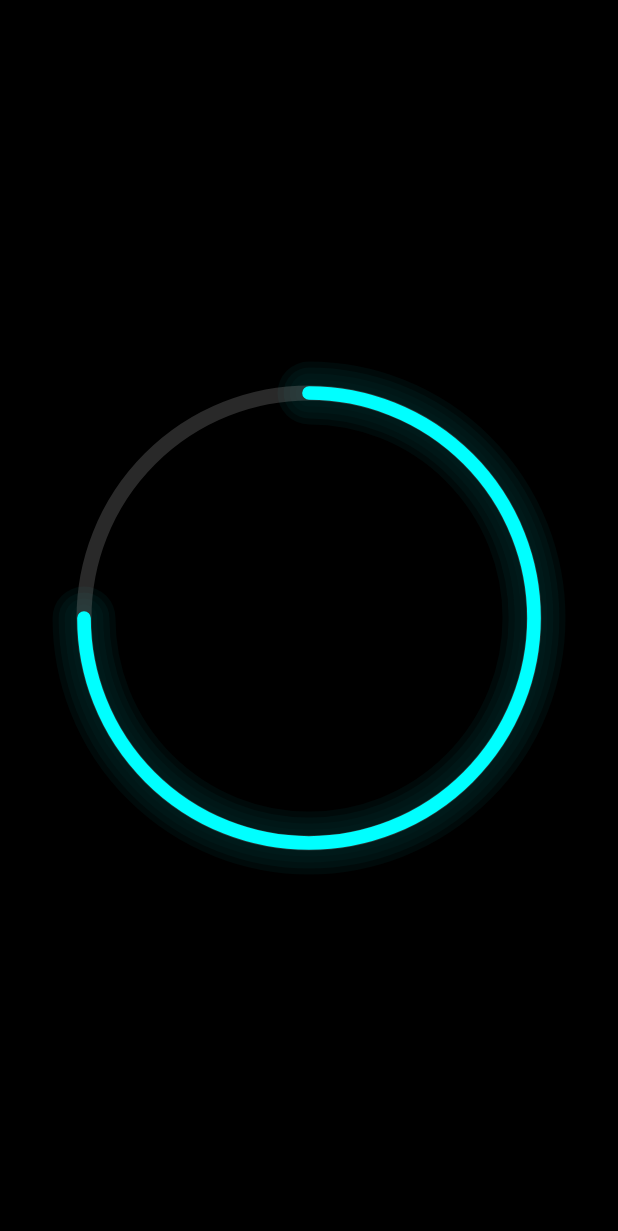
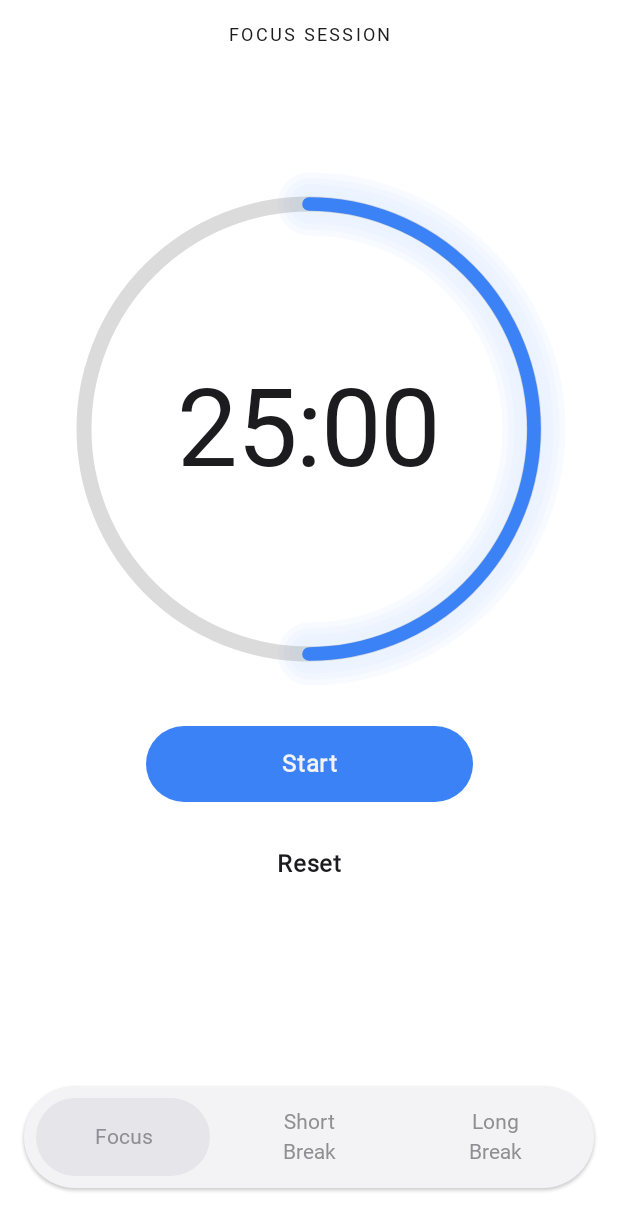
Before and after one commit to NabilBasriH/ChronoGlow, an Android app built with Jetpack Compose: the screen it shows after launch (MainActivity), on a phone screen of 412 x 824 dp. Shown: the top 1231 px of the screen. Run offline under Robolectric (Android 15) with nearby library versions, the light colour scheme and no system bars; our stand-ins replace Dagger/Hilt's generated code; Roboto replaces fonts that are not available here.

Commit message:
style: refactor all UI components to use the new typography and theme

```diff
--- a/app/src/main/java/com/nbh/chronoglow/presentation/core/ControlButtons.kt
+++ b/app/src/main/java/com/nbh/chronoglow/presentation/core/ControlButtons.kt
@@ -1,29 +1,26 @@
 package com.nbh.chronoglow.presentation.core
 
-import androidx.compose.foundation.background
 import androidx.compose.foundation.layout.Arrangement
 import androidx.compose.foundation.layout.Column
-import androidx.compose.foundation.layout.fillMaxSize
 import androidx.compose.foundation.layout.padding
 import androidx.compose.foundation.layout.width
 import androidx.compose.material3.Button
 import androidx.compose.material3.ButtonDefaults
+import androidx.compose.material3.MaterialTheme
 import androidx.compose.material3.Text
 import androidx.compose.runtime.Composable
 import androidx.compose.ui.Alignment
 import androidx.compose.ui.Modifier
 import androidx.compose.ui.graphics.Color
-import androidx.compose.ui.text.font.FontWeight
+import androidx.compose.ui.res.stringResource
 import androidx.compose.ui.tooling.preview.Preview
 import androidx.compose.ui.unit.dp
-import androidx.compose.ui.unit.sp
+import com.nbh.chronoglow.R
 
 @Composable
 fun ControlButtons(modifier: Modifier = Modifier, isRunning: Boolean, onStart: () -> Unit, onPause: () -> Unit, onReset: () -> Unit) {
     Column(
-        modifier = modifier
-            .fillMaxSize()
-            .background(Color.Black),
+        modifier = modifier,
         horizontalAlignment = Alignment.CenterHorizontally,
         verticalArrangement = Arrangement.Center
     ) {
@@ -32,14 +29,13 @@ fun ControlButtons(modifier: Modifier = Modifier, isRunning: Boolean, onStart: (
                 .width(250.dp)
                 .padding(16.dp),
             onClick = { if (isRunning) onStart() else onPause() },
-            colors = ButtonDefaults.buttonColors(containerColor = Color(0xFF3B81F4))
+            colors = ButtonDefaults.buttonColors(containerColor = MaterialTheme.colorScheme.primary)
         ) {
             Text(
                 modifier = Modifier.padding(8.dp),
-                text = if (isRunning) "Start" else "Pause",
-                fontSize = 16.sp,
-                fontFamily = Roboto,
-                fontWeight = FontWeight.Normal
+                text = if (isRunning) stringResource(R.string.start) else stringResource(R.string.pause),
+                style = MaterialTheme.typography.labelLarge,
+                color = MaterialTheme.colorScheme.surface
             )
 
         }
@@ -49,10 +45,9 @@ fun ControlButtons(modifier: Modifier = Modifier, isRunning: Boolean, onStart: (
         ) {
             Text(
                 modifier = Modifier.padding(8.dp),
-                text = "Reset",
-                fontSize = 16.sp,
-                fontFamily = Roboto,
-                fontWeight = FontWeight.Normal
+                text = stringResource(R.string.reset),
+                style = MaterialTheme.typography.labelLarge,
+                color = MaterialTheme.colorScheme.onSurface
             )
         }
     }
--- a/app/src/main/java/com/nbh/chronoglow/presentation/core/GlowRing.kt
+++ b/app/src/main/java/com/nbh/chronoglow/presentation/core/GlowRing.kt
@@ -11,10 +11,6 @@ import androidx.compose.foundation.layout.fillMaxSize
 import androidx.compose.foundation.layout.size
 import androidx.compose.runtime.Composable
 import androidx.compose.runtime.getValue
-import androidx.compose.runtime.mutableFloatStateOf
-import androidx.compose.runtime.mutableStateOf
-import androidx.compose.runtime.remember
-import androidx.compose.runtime.setValue
 import androidx.compose.ui.Alignment
 import androidx.compose.ui.Modifier
 import androidx.compose.ui.graphics.Color
@@ -29,7 +25,7 @@ import com.nbh.chronoglow.ui.theme.ChronoGlowTheme
 fun GlowRing(
     modifier: Modifier = Modifier,
     progress: Float,
-    ringColor: Color = Color.Cyan,
+    ringColor: Color,
     ringThickness: Dp = 10.dp
 ) {
     val animatedProgress by animateFloatAsState(
@@ -70,12 +66,6 @@ fun GlowRing(
     }
 }
 
-@Composable
-fun TimerRing(modifier: Modifier = Modifier) {
-    var isRunning by remember { mutableStateOf(false) }
-    var progress by remember { mutableFloatStateOf(0f) }
-}
-
 @Preview(showSystemUi = true)
 @Composable
 private fun GlowRingPreview() {
@@ -87,7 +77,7 @@ private fun GlowRingPreview() {
             verticalArrangement = Arrangement.Center,
             horizontalAlignment = Alignment.CenterHorizontally
         ) {
-            GlowRing(progress = 0.5f, modifier = Modifier.size(200.dp))
+            GlowRing(progress = 0.5f, ringColor = Color(0xFF3B82F6), modifier = Modifier.size(200.dp))
         }
     }
 }
--- a/app/src/main/java/com/nbh/chronoglow/presentation/core/SessionSelector.kt
+++ b/app/src/main/java/com/nbh/chronoglow/presentation/core/SessionSelector.kt
@@ -12,22 +12,28 @@ import androidx.compose.material3.Button
 import androidx.compose.material3.ButtonDefaults
 import androidx.compose.material3.CardDefaults
 import androidx.compose.material3.ElevatedCard
+import androidx.compose.material3.MaterialTheme
 import androidx.compose.material3.Text
 import androidx.compose.runtime.Composable
 import androidx.compose.ui.Modifier
 import androidx.compose.ui.graphics.Color
+import androidx.compose.ui.res.stringResource
 import androidx.compose.ui.text.style.TextAlign
 import androidx.compose.ui.tooling.preview.Preview
 import androidx.compose.ui.unit.dp
+import com.nbh.chronoglow.R
 import com.nbh.chronoglow.domain.model.SessionMode
 import com.nbh.chronoglow.domain.model.SessionMode.FOCUS
+import com.nbh.chronoglow.domain.model.SessionMode.LONG_BREAK
+import com.nbh.chronoglow.domain.model.SessionMode.SHORT_BREAK
+import com.nbh.chronoglow.ui.theme.ChronoGlowTheme
 
 @Composable
 fun SessionSelector(modifier: Modifier = Modifier, sessionMode: SessionMode) {
     ElevatedCard(
         modifier = modifier.padding(16.dp),
         shape = RoundedCornerShape(50.dp),
-        colors = CardDefaults.elevatedCardColors(containerColor = Color.Black)
+        colors = CardDefaults.elevatedCardColors(containerColor = MaterialTheme.colorScheme.surface)
     ) {
         Row(
             modifier = Modifier
@@ -43,13 +49,15 @@ fun SessionSelector(modifier: Modifier = Modifier, sessionMode: SessionMode) {
                 onClick = {},
                 colors = ButtonDefaults.buttonColors(
                     containerColor =
-                        if (sessionMode == FOCUS) Color.Transparent else Color.Gray
+                        if (sessionMode == FOCUS) MaterialTheme.colorScheme.surfaceVariant else Color.Transparent
                 )
             ) {
                 Text(
-                    text = "Focus",
+                    text = stringResource(R.string.focus),
                     textAlign = TextAlign.Center,
-                    modifier = Modifier.fillMaxWidth()
+                    modifier = Modifier.fillMaxWidth(),
+                    style = MaterialTheme.typography.bodyMedium,
+                    color = MaterialTheme.colorScheme.onSurfaceVariant
                 )
             }
             Button(
@@ -59,13 +67,15 @@ fun SessionSelector(modifier: Modifier = Modifier, sessionMode: SessionMode) {
                 onClick = {},
                 colors = ButtonDefaults.buttonColors(
                     containerColor =
-                        if (sessionMode == FOCUS) Color.Transparent else Color.Gray
+                        if (sessionMode == SHORT_BREAK) Color.Gray else Color.Transparent
                 )
             ) {
                 Text(
-                    text = "Short Break",
+                    text = stringResource(R.string.short_break),
                     textAlign = TextAlign.Center,
-                    modifier = Modifier.fillMaxWidth()
+                    modifier = Modifier.fillMaxWidth(),
+                    style = MaterialTheme.typography.bodyMedium,
+                    color = MaterialTheme.colorScheme.onSurfaceVariant
                 )
             }
             Button(
@@ -75,13 +85,15 @@ fun SessionSelector(modifier: Modifier = Modifier, sessionMode: SessionMode) {
                 onClick = {},
                 colors = ButtonDefaults.buttonColors(
                     containerColor =
-                        if (sessionMode == FOCUS) Color.Transparent else Color.Gray
+                        if (sessionMode == LONG_BREAK) Color.Gray else Color.Transparent
                 )
             ) {
                 Text(
-                    text = "Long Break",
+                    text = stringResource(R.string.long_break),
                     textAlign = TextAlign.Center,
-                    modifier = Modifier.fillMaxWidth()
+                    modifier = Modifier.fillMaxWidth(),
+                    style = MaterialTheme.typography.bodyMedium,
+                    color = MaterialTheme.colorScheme.onSurfaceVariant
                 )
             }
         }
@@ -91,5 +103,7 @@ fun SessionSelector(modifier: Modifier = Modifier, sessionMode: SessionMode) {
 @Preview(showSystemUi = true)
 @Composable
 private fun SessionSelectorPreview() {
-    SessionSelector(sessionMode = FOCUS)
+    ChronoGlowTheme {
+        SessionSelector(sessionMode = FOCUS)
+    }
 }
--- a/app/src/main/java/com/nbh/chronoglow/presentation/core/SessionTitle.kt
+++ b/app/src/main/java/com/nbh/chronoglow/presentation/core/SessionTitle.kt
@@ -1,11 +1,14 @@
 package com.nbh.chronoglow.presentation.core
 
 import androidx.compose.foundation.layout.fillMaxWidth
+import androidx.compose.material3.MaterialTheme
 import androidx.compose.material3.Text
 import androidx.compose.runtime.Composable
 import androidx.compose.ui.Modifier
+import androidx.compose.ui.res.stringResource
 import androidx.compose.ui.text.style.TextAlign
 import androidx.compose.ui.tooling.preview.Preview
+import com.nbh.chronoglow.R
 import com.nbh.chronoglow.domain.model.SessionMode
 import com.nbh.chronoglow.domain.model.SessionMode.FOCUS
 import com.nbh.chronoglow.domain.model.SessionMode.LONG_BREAK
@@ -16,11 +19,13 @@ fun SessionTitle(modifier: Modifier = Modifier, sessionMode: SessionMode) {
     Text(
         modifier = modifier.fillMaxWidth(),
         text = when (sessionMode) {
-            FOCUS -> "FOCUS SESSION"
-            SHORT_BREAK -> "SHORT BREAK"
-            LONG_BREAK -> "LONG BREAK"
+            FOCUS -> stringResource(R.string.focus_session)
+            SHORT_BREAK -> stringResource(R.string.short_break).uppercase()
+            LONG_BREAK -> stringResource(R.string.long_break).uppercase()
         },
-        textAlign = TextAlign.Center
+        textAlign = TextAlign.Center,
+        style = MaterialTheme.typography.labelMedium,
+        color = MaterialTheme.colorScheme.onBackground
     )
 }
 
--- a/app/src/main/java/com/nbh/chronoglow/presentation/core/TimerText.kt
+++ b/app/src/main/java/com/nbh/chronoglow/presentation/core/TimerText.kt
@@ -1,11 +1,11 @@
 package com.nbh.chronoglow.presentation.core
 
 import androidx.compose.foundation.layout.Box
+import androidx.compose.material3.MaterialTheme
 import androidx.compose.material3.Text
 import androidx.compose.runtime.Composable
 import androidx.compose.ui.Alignment
 import androidx.compose.ui.Modifier
-import androidx.compose.ui.graphics.Color
 import androidx.compose.ui.tooling.preview.Preview
 import com.nbh.chronoglow.presentation.utils.formatTime
 
@@ -17,7 +17,8 @@ fun TimerText(modifier: Modifier = Modifier, remainingTime: Long) {
     ) {
         Text(
             text = formatTime(remainingTime),
-            color = Color.White
+            style = MaterialTheme.typography.displayLarge,
+            color = MaterialTheme.colorScheme.onBackground
         )
     }
 }
--- a/app/src/main/java/com/nbh/chronoglow/presentation/home/HomeScreen.kt
+++ b/app/src/main/java/com/nbh/chronoglow/presentation/home/HomeScreen.kt
@@ -1,29 +1,62 @@
 package com.nbh.chronoglow.presentation.home
 
 import androidx.compose.foundation.background
-import androidx.compose.foundation.layout.Arrangement
+import androidx.compose.foundation.layout.Box
 import androidx.compose.foundation.layout.Column
+import androidx.compose.foundation.layout.Spacer
 import androidx.compose.foundation.layout.fillMaxSize
+import androidx.compose.foundation.layout.height
+import androidx.compose.foundation.layout.padding
 import androidx.compose.foundation.layout.size
+import androidx.compose.material3.MaterialTheme
 import androidx.compose.runtime.Composable
 import androidx.compose.ui.Alignment
 import androidx.compose.ui.Modifier
-import androidx.compose.ui.graphics.Color
+import androidx.compose.ui.tooling.preview.Preview
 import androidx.compose.ui.unit.dp
+import com.nbh.chronoglow.domain.model.SessionMode
+import com.nbh.chronoglow.presentation.core.ControlButtons
 import com.nbh.chronoglow.presentation.core.GlowRing
+import com.nbh.chronoglow.presentation.core.SessionSelector
+import com.nbh.chronoglow.presentation.core.SessionTitle
+import com.nbh.chronoglow.presentation.core.TimerText
+import com.nbh.chronoglow.ui.theme.ChronoGlowTheme
 
 @Composable
-fun HomeScreen(modifier: Modifier) {
+fun HomeScreen(modifier: Modifier = Modifier) {
     Column(
         modifier = Modifier
             .fillMaxSize()
-            .background(Color.Black),
-        horizontalAlignment = Alignment.CenterHorizontally,
-        verticalArrangement = Arrangement.Center
+            .background(MaterialTheme.colorScheme.background)
+            .padding(vertical = 16.dp),
+        horizontalAlignment = Alignment.CenterHorizontally
     ) {
-        GlowRing(
-            progress = 0.75f,
-            modifier = Modifier.size(300.dp)
+        SessionTitle(sessionMode = SessionMode.FOCUS)
+        Spacer(Modifier.weight(1f))
+        Box(contentAlignment = Alignment.Center) {
+            GlowRing(
+                modifier = Modifier.size(300.dp),
+                progress = 0.5f,
+                ringColor = MaterialTheme.colorScheme.primary
+            )
+            TimerText(remainingTime = 1500L)
+        }
+        Spacer(Modifier.height(32.dp))
+        ControlButtons(
+            isRunning = true,
+            onStart = {},
+            onPause = {},
+            onReset = {}
         )
+        Spacer(Modifier.weight(1f))
+        SessionSelector(sessionMode = SessionMode.FOCUS)
     }
 }
+
+@Preview
+@Composable
+private fun HomeScreenPreview() {
+    ChronoGlowTheme {
+        HomeScreen()
+    }
+}
--- a/app/src/main/java/com/nbh/chronoglow/ui/theme/Theme.kt
+++ b/app/src/main/java/com/nbh/chronoglow/ui/theme/Theme.kt
@@ -43,7 +43,7 @@ private val LightColorScheme = lightColorScheme(
 fun ChronoGlowTheme(
     darkTheme: Boolean = isSystemInDarkTheme(),
     // Dynamic color is available on Android 12+
-    dynamicColor: Boolean = true,
+    dynamicColor: Boolean = false,
     content: @Composable () -> Unit
 ) {
     val colorScheme = when {
--- a/app/src/main/java/com/nbh/chronoglow/ui/theme/Type.kt
+++ b/app/src/main/java/com/nbh/chronoglow/ui/theme/Type.kt
@@ -37,7 +37,7 @@ val Typography = Typography(
     labelLarge = TextStyle(
         fontFamily = Inter,
         fontWeight = FontWeight.SemiBold,
-        fontSize = 18.sp,
+        fontSize = 16.sp,
         lineHeight = 24.sp,
         letterSpacing = 0.5.sp
     ),
--- a/app/src/main/res/values/strings.xml
+++ b/app/src/main/res/values/strings.xml
@@ -1,3 +1,10 @@
 <resources>
     <string name="app_name">ChronoGlow</string>
+    <string name="focus_session">FOCUS SESSION</string>
+    <string name="short_break">Short Break</string>
+    <string name="long_break">Long Break</string>
+    <string name="start">Start</string>
+    <string name="pause">Pause</string>
+    <string name="reset">Reset</string>
+    <string name="focus">Focus</string>
 </resources>
```
Also changed, not shown: app/src/main/java/com/nbh/chronoglow/presentation/core/Typo.kt (deleted, +0 -10 lines).
